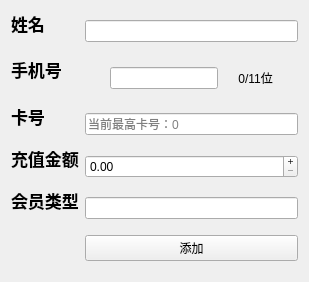
Qt form ui/add_person_ui.ui (realjackwang/DataManager) before a commit.
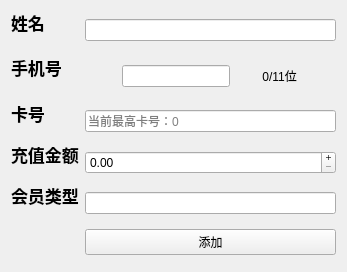
The same form after that commit. Icons and pictures are not drawn.

```diff
--- a/ui/add_person_ui.ui
+++ b/ui/add_person_ui.ui
@@ -9,8 +9,8 @@
    <rect>
     <x>0</x>
     <y>0</y>
-    <width>309</width>
-    <height>282</height>
+    <width>347</width>
+    <height>272</height>
    </rect>
   </property>
   <property name="windowTitle">
```
